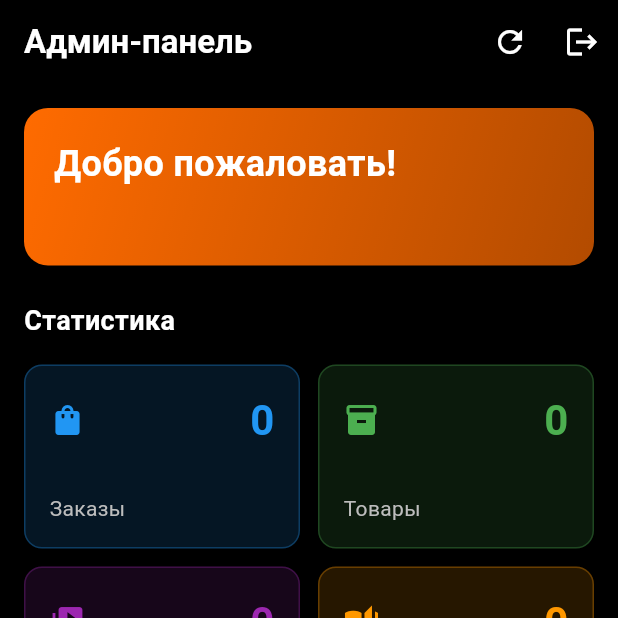
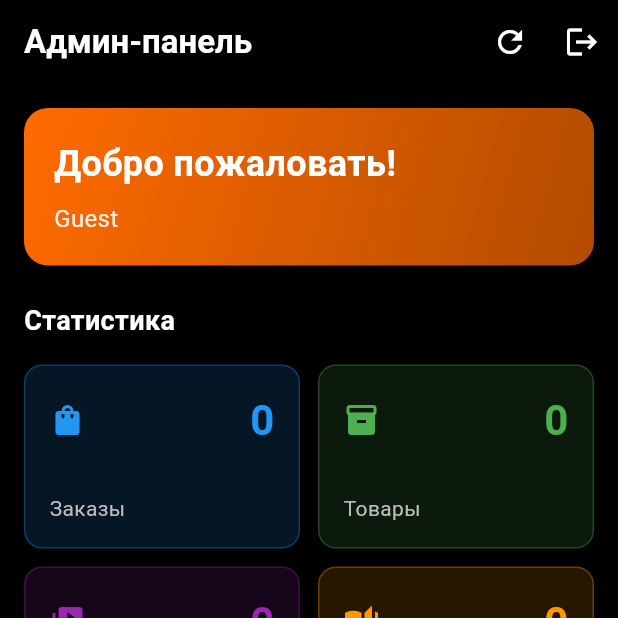
Before and after one commit to buranovt2025-jpg/video-marketplace-app, a Flutter app: the AdminHomeScreen screen opened directly, on a phone screen of 412 x 824 dp, the top half of it. Run offline on Flutter 3.47's test engine with Material 3 defaults, Android fonts, the phone set to English and light mode, and no system bars; our stand-ins replace cached_network_image, cloud_firestore, firebase_auth, firebase_core, firebase_messaging, firebase_storage and 8 more; missing offline and left inert: mobile_scanner, video_compress; accounts and stored records are empty; network calls fail.

Commit message:
Implement guest as 5th role (seller/buyer/courier/admin/guest)
Co-Authored-By: Timur Buranov <buranovt2025@gmail.com>

```diff
--- a/lib/controllers/marketplace_controller.dart
+++ b/lib/controllers/marketplace_controller.dart
@@ -35,8 +35,8 @@ class MarketplaceController extends GetxController {
   bool get isBuyer => userRole == 'buyer';
   bool get isCourier => userRole == 'courier';
   bool get isAdmin => userRole == 'admin';
-  bool get isLoggedIn => currentUser.value != null;
-  bool get isGuest => isGuestMode.value;
+  bool get isGuest => userRole == 'guest';
+  bool get isLoggedIn => currentUser.value != null && !isGuest;
 
   @override
   void onInit() {
@@ -122,8 +122,13 @@ class MarketplaceController extends GetxController {
     void setGuestMode(bool value) {
       isGuestMode.value = value;
       if (value) {
-        // Set a guest user for browsing
-        currentUser.value = null;
+        // Set a guest user with role='guest' for browsing
+        currentUser.value = {
+          'id': 'guest',
+          'name': 'Guest',
+          'email': '',
+          'role': 'guest',
+        };
         _loadInitialData();
       }
     }
```
Also changed, not shown: lib/main.dart (+15 -10 lines).
